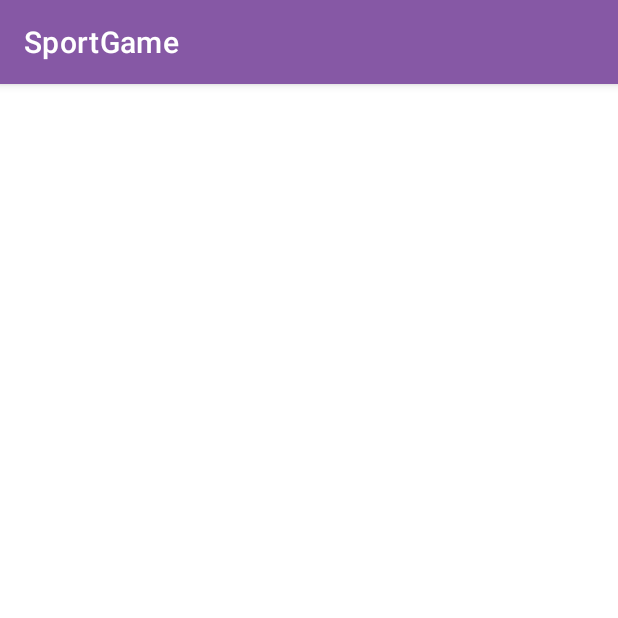
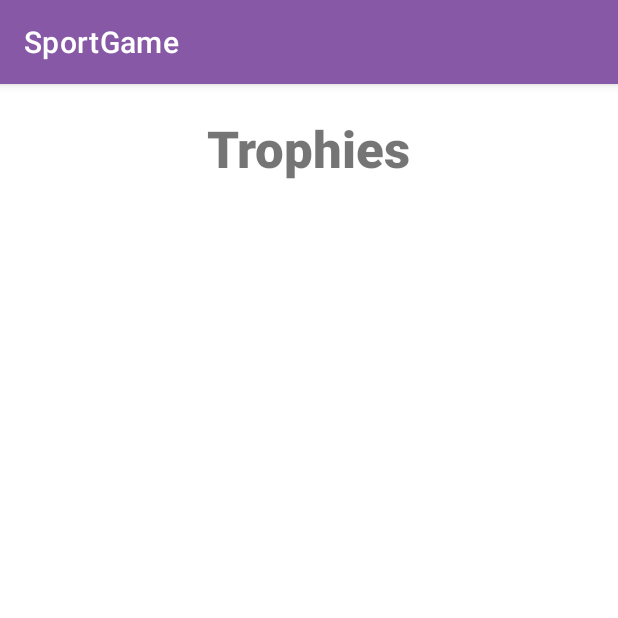
Before and after one commit to YousefHamarsheh/Assignment1, an Android app: the TrophiesAddition screen opened directly, with no data from a screen before it, on a phone screen of 412 x 824 dp, the top half of it. Run offline under Robolectric (Android 15) with nearby library versions, the light colour scheme and no system bars.

Commit message:
Trohpies title

```diff
--- a/app/src/main/res/layout/activity_trophies_addition.xml
+++ b/app/src/main/res/layout/activity_trophies_addition.xml
@@ -7,6 +7,17 @@
     tools:context=".Controller.TrophiesAddition"
     android:orientation="vertical">
 
+    <TextView
+        android:id="@+id/trohpies_title"
+        android:layout_width="wrap_content"
+        android:layout_height="wrap_content"
+        android:layout_gravity="center"
+        android:layout_marginTop="20dp"
+        android:fontFamily="sans-serif"
+        android:text="Trophies"
+        android:textFontWeight="900"
+        android:textSize="34sp" />
+
     <ListView
         android:id="@+id/trophies_list"
         android:layout_width="wrap_content"
```
